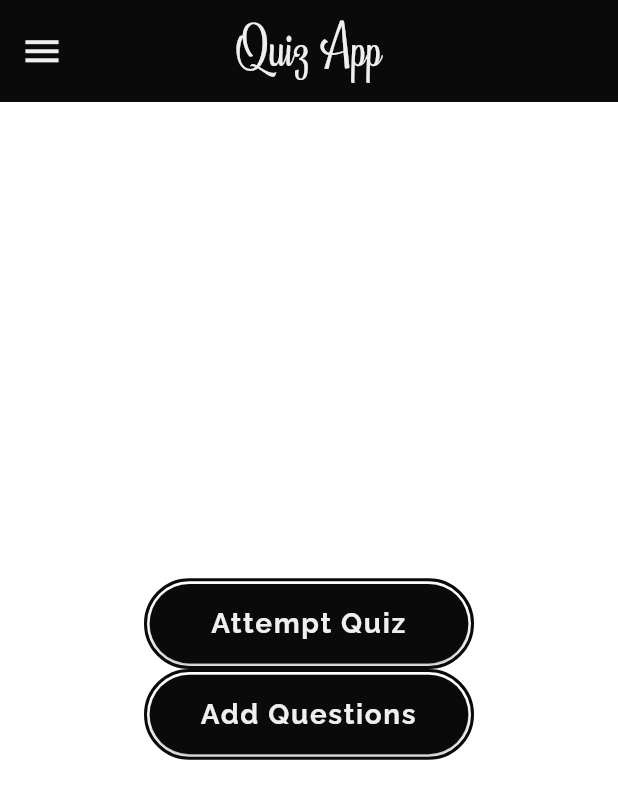
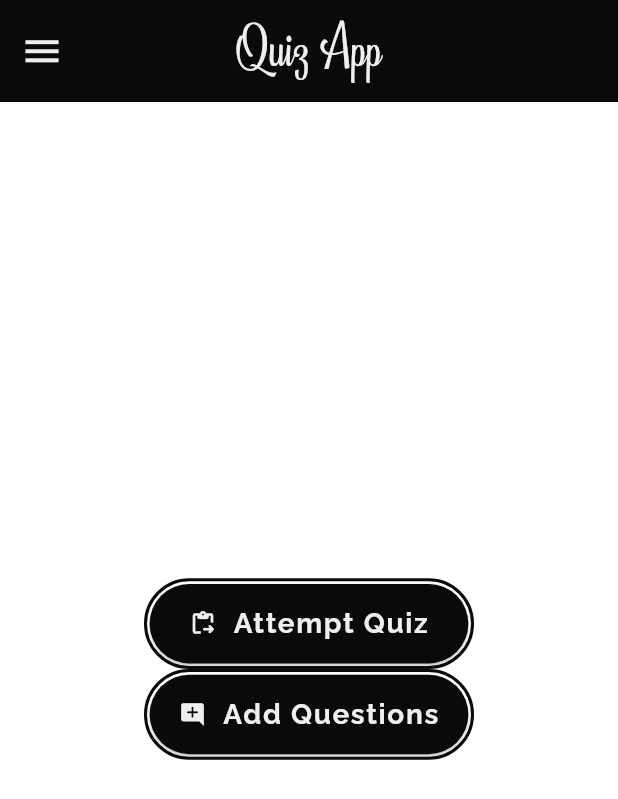
Before and after one commit to umar-tariq-1/Quiz-App, a Flutter app: the screen it shows after launch, on a phone screen of 412 x 824 dp. Shown: the top 799 px of the screen. Run offline on Flutter 3.47's test engine with Material 3 defaults, Android fonts, the phone set to English and light mode, and no system bars; our stand-ins replace loading_animation_widget; missing offline and left inert: flutter_fgbg.

Commit message:
updated button icons

```diff
--- a/lib/main.dart
+++ b/lib/main.dart
@@ -79,10 +79,7 @@ class MyAppState extends State<MyApp> {
         backgroundColor: const Color.fromARGB(255, 255, 255, 255),
         body: Center(
           child: currentPage == "Show Questions"
-              ? Quiz(
-                  mainPage: (_) => setState(() {
-                        currentPage = "Main Page";
-                      }))
+              ? Quiz(mainPage: _showMainPage)
               : currentPage == "Main Page"
                   ? Column(
                       mainAxisAlignment: MainAxisAlignment.center,
@@ -94,6 +91,10 @@ class MyAppState extends State<MyApp> {
                           height: 13,
                           width: 220,
                           active: true,
+                          leadingIcon: const Icon(
+                            Icons.content_paste_go_rounded,
+                            color: Color.fromARGB(255, 239, 239, 239),
+                          ),
                         ),
                         Button(
                           "Add Questions",
@@ -102,6 +103,10 @@ class MyAppState extends State<MyApp> {
                           height: 13,
                           width: 220,
                           active: true,
+                          leadingIcon: const Icon(
+                            Icons.add_comment_rounded,
+                            color: Color.fromARGB(255, 239, 239, 239),
+                          ),
                         ),
                       ],
                     )
@@ -117,6 +122,10 @@ class MyAppState extends State<MyApp> {
                               height: 13,
                               width: 220,
                               active: true,
+                              leadingIcon: const Icon(
+                                Icons.arrow_back_rounded,
+                                color: Color.fromARGB(255, 239, 239, 239),
+                              ),
                             ),
                           ],
                         )
--- a/lib/widgets/base/button.dart
+++ b/lib/widgets/base/button.dart
@@ -9,6 +9,7 @@ class Button extends StatelessWidget {
   final double width;
   bool disabled;
   bool active;
+  final Icon? leadingIcon;
   final void Function(dynamic) onClick;
 
   Button(
@@ -17,9 +18,10 @@ class Button extends StatelessWidget {
     super.key,
     this.fontSize = 18.25,
     this.height = 12.75,
-    this.width = 240,
+    this.width = 245,
     this.active = false,
     this.disabled = false,
+    this.leadingIcon,
   });
 
   @override
@@ -44,7 +46,24 @@ class Button extends StatelessWidget {
               : () {
                   onClick(buttonText);
                 },
-        child: Text(
+          child: leadingIcon == null
+              ? Text(
+                  buttonText,
+                  textAlign: TextAlign.center,
+                  style: TextStyle(
+                      color: const Color.fromARGB(255, 239, 239, 239),
+                      fontSize: fontSize,
+                      fontWeight: FontWeight.bold,
+                      letterSpacing: 1.1),
+                )
+              : Row(
+                  mainAxisSize: MainAxisSize.min,
+                  children: [
+                    Padding(
+                      padding: const EdgeInsets.only(right: 11.0),
+                      child: leadingIcon,
+                    ),
+                    Text(
                       buttonText,
                       textAlign: TextAlign.center,
                       style: TextStyle(
@@ -53,7 +72,8 @@ class Button extends StatelessWidget {
                           fontWeight: FontWeight.bold,
                           letterSpacing: 1.1),
                     ),
-      ),
+                  ],
+                )),
     );
   }
 }
--- a/lib/widgets/compound/add_question_form.dart
+++ b/lib/widgets/compound/add_question_form.dart
@@ -70,6 +70,11 @@ class AddQuestionForm extends StatelessWidget {
         height: 13,
         width: 220,
         active: true,
+        leadingIcon: const Icon(
+          Icons.playlist_add_check_circle_outlined,
+          color: Color.fromARGB(255, 239, 239, 239),
+          size: 25,
+        ),
       ),
     ]);
   }
--- a/lib/widgets/compound/quiz.dart
+++ b/lib/widgets/compound/quiz.dart
@@ -42,7 +42,7 @@ class _QuizState extends State<Quiz> {
     });
 
     var url =
-        'https://opentdb.com/api.php?amount=3&category=21&difficulty=easy&type=multiple';
+        'https://opentdb.com/api.php?amount=10&category=21&difficulty=easy&type=multiple';
     var response = await http.get(Uri.parse(url));
 
     if (response.statusCode == 200) {
@@ -182,6 +182,10 @@ class _QuizState extends State<Quiz> {
                             fontSize: 18.6,
                             height: 13,
                             width: 220,
+                            leadingIcon: const Icon(
+                              Icons.arrow_back_rounded,
+                              color: Color.fromARGB(255, 239, 239, 239),
+                            ),
                             active: true,
                           ),
                         ],
```
Lines whose indentation alone changed are shown as unchanged.
